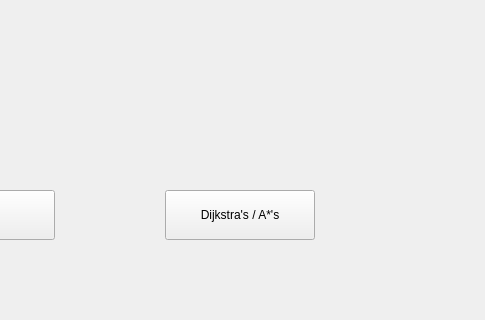
nokk3n-dev/CS1D-Project-2-Baseball, file planningtourpage.ui: the form before one commit; both pictures show x 515 to 1000 and y 380 to 700 of the 1000 by 700 pixel window.
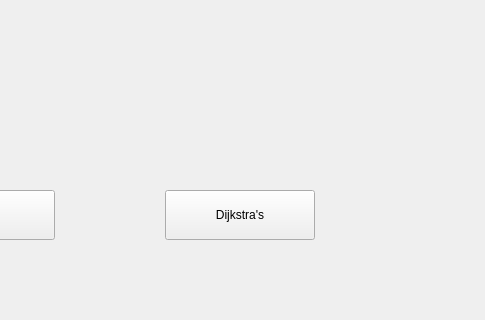
The form after the commit.

Patch:
```diff
--- a/planningtourpage.ui
+++ b/planningtourpage.ui
@@ -49,7 +49,7 @@
     </rect>
    </property>
    <property name="text">
-    <string>Dijkstra's / A*'s</string>
+    <string>Dijkstra's</string>
    </property>
   </widget>
  </widget>
```
